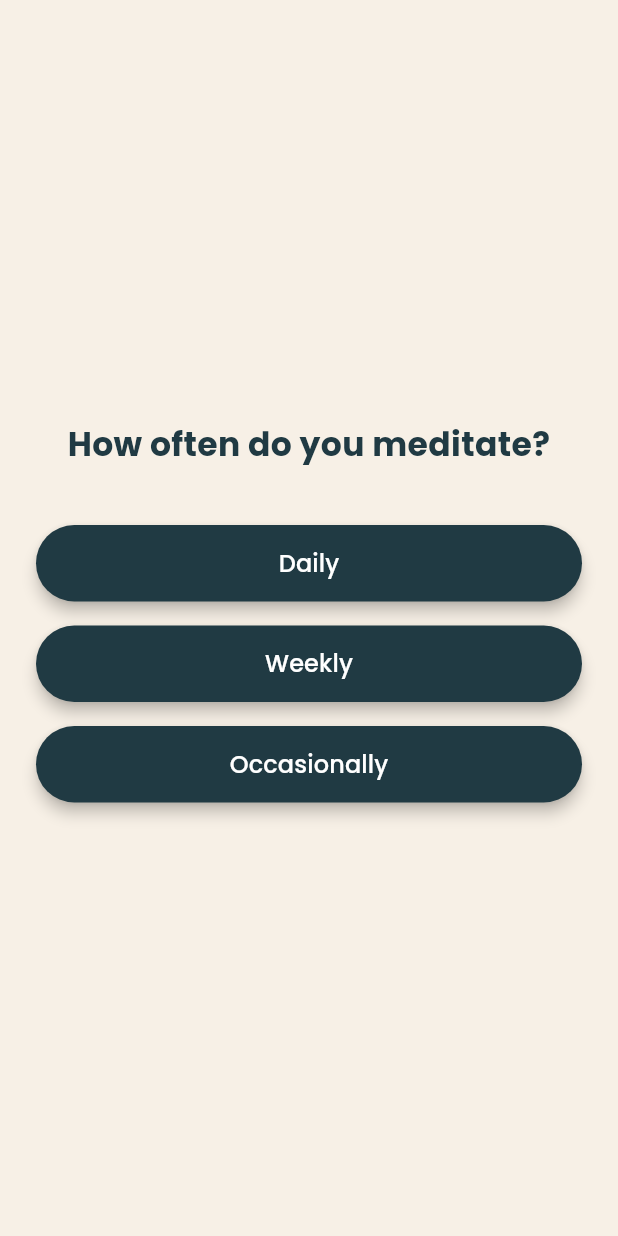
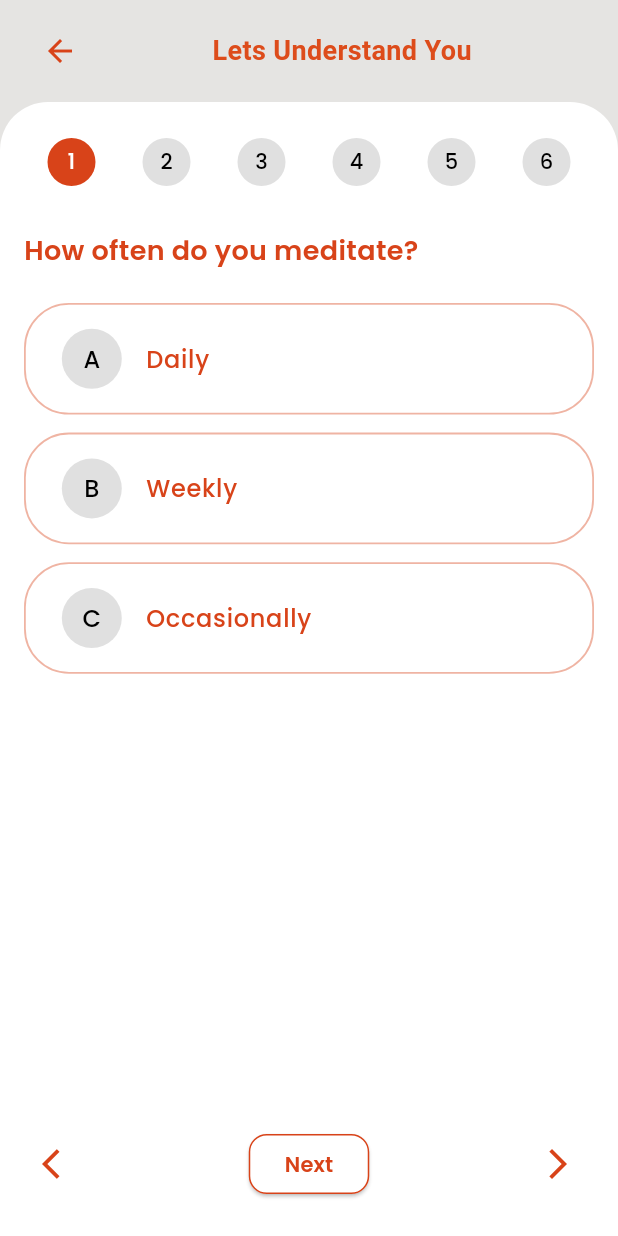
Before and after one commit to SaiSuvamPatnaik/meditation, a Flutter app: the QuizScreen screen opened directly, on a phone screen of 412 x 824 dp. Run offline on Flutter 3.47's test engine with Material 3 defaults, Android fonts, the light colour scheme and no system bars; our stand-ins replace firebase_auth, firebase_core, google_fonts, google_sign_in, just_audio, lottie and 6 more; missing offline and left inert: audio_session; accounts and stored records are empty.

Commit message:
Quiz screen UI Improved and color scheme standardised

```diff
--- a/lib/views/quiz_screen.dart
+++ b/lib/views/quiz_screen.dart
@@ -1,7 +1,6 @@
-// quiz_screen.dart
 import 'package:flutter/material.dart';
 import 'package:google_fonts/google_fonts.dart';
-import 'video_screen.dart';
+import 'home_page.dart';
 
 class QuizScreen extends StatefulWidget {
   const QuizScreen({Key? key}) : super(key: key);
@@ -14,13 +13,6 @@ class _QuizScreenState extends State<QuizScreen> {
   int _currentQuestionIndex = 0;
   Map<int, String> _answers = {};
   late final PageController _pageController;
-
-  @override
-  void initState() {
-    super.initState();
-    _pageController = PageController();
-  }
-
 
   final List<Map<String, dynamic>> _questions = [
     {
@@ -35,79 +27,197 @@ class _QuizScreenState extends State<QuizScreen> {
       'question': 'Preferred time of the day to meditate?',
       'options': ['Morning', 'Afternoon', 'Night']
     },
+    {
+      'question': 'How long is your typical meditation session?',
+      'options': ['5-10 minutes', '10-20 minutes', 'More than 20 minutes']
+    },
+    {
+      'question': 'Where do you usually meditate?',
+      'options': ['Home', 'Outdoors', 'Yoga/Meditation Center']
+    },
+    {
+      'question': 'Which type of meditation do you prefer?',
+      'options': ['Guided', 'Silent', 'Breathing-focused']
+    },
   ];
-
-  void _nextQuestion(String answer) {
-    setState(() {
-      _answers[_currentQuestionIndex] = answer;
-      if (_currentQuestionIndex < _questions.length - 1) {
-        _currentQuestionIndex++;
-        _pageController.nextPage(duration: Duration(milliseconds: 500), curve: Curves.easeInOut);
-      } else {
-        Navigator.pushReplacement(
-          context,
-          MaterialPageRoute(builder: (_) => const VideoScreen()),
-        );
-      }
-    });
-  }
 
 
   @override
-  Widget build(BuildContext context) {
-    return Scaffold(
-      backgroundColor: const Color(0xFFF7F0E6),
-      body: PageView.builder(
-        controller: _pageController,
-        physics: const NeverScrollableScrollPhysics(),
-        itemCount: _questions.length,
-        itemBuilder: (context, index) {
-          final question = _questions[index];
-          return Padding(
-            padding: const EdgeInsets.all(24.0),
-            child: Column(
-              mainAxisAlignment: MainAxisAlignment.center,
-              children: [
-                AnimatedSwitcher(
-                  duration: const Duration(milliseconds: 500),
-                  child: Text(
-                    question['question'],
-                    key: ValueKey(question['question']),
-                    textAlign: TextAlign.center,
+  void initState() {
+    super.initState();
+    _pageController = PageController(initialPage: 0);
+  }
+
+  void _submitQuiz() {
+    Navigator.pushReplacement(context, MaterialPageRoute(builder: (_) => const HomePage()));
+  }
+
+  Widget _buildOption(String label, String option, bool selected) {
+    return Container(
+      margin: const EdgeInsets.symmetric(vertical: 6),
+      decoration: BoxDecoration(
+        borderRadius: BorderRadius.circular(30),
+        color: selected ? const Color(0xFFD84319) : Colors.white,
+        border: Border.all(color: const Color(0xFFD84319).withOpacity(0.4), width: 1.2),
+      ),
+      child: ListTile(
+        contentPadding: const EdgeInsets.symmetric(horizontal: 24, vertical: 8),
+        title: Text(option,
             style: GoogleFonts.poppins(
-                      fontSize: 22,
-                      fontWeight: FontWeight.bold,
-                      color: const Color(0xFF203A43),
+                color: selected ? Colors.white : const Color(0xFFD84319),
+                fontWeight: FontWeight.w500)),
+        leading: CircleAvatar(
+          backgroundColor: selected ? Colors.white : Colors.grey.shade300,
+          child: Text(label,
+              style: GoogleFonts.poppins(
+                  color: selected ? const Color(0xFFD84319) : Colors.black)),
         ),
-                  ),
-                ),
-                const SizedBox(height: 30),
-                ...question['options'].map<Widget>((option) => _buildOption(option)).toList(),
-              ],
-            ),
-          );
+        onTap: () {
+          setState(() {
+            _answers[_currentQuestionIndex] = option;
+          });
         },
       ),
     );
   }
 
+  List<Widget> _buildQuestionNav() {
+    return List.generate(_questions.length, (index) {
+      final isActive = index == _currentQuestionIndex;
+      return CircleAvatar(
+        radius: 16,
+        backgroundColor: isActive ? const Color(0xFFD84319) : Colors.grey.shade300,
+        child: Text(
+          '${index + 1}',
+          style: GoogleFonts.poppins(
+              color: isActive ? Colors.white : Colors.black, fontSize: 14),
+        ),
+      );
+    });
+  }
 
-  Widget _buildOption(String option) {
-    return Container(
-      margin: const EdgeInsets.symmetric(vertical: 8),
-      child: ElevatedButton(
-        onPressed: () => _nextQuestion(option),
+  @override
+  Widget build(BuildContext context) {
+    final question = _questions[_currentQuestionIndex];
+    return Scaffold(
+      backgroundColor: const Color(0xFFE5E4E2),
+      body: SafeArea(
+        child: Column(
+          crossAxisAlignment: CrossAxisAlignment.start,
+          children: [
+            Padding(
+              padding: const EdgeInsets.symmetric(horizontal: 16.0, vertical: 10),
+              child: Row(
+                mainAxisAlignment: MainAxisAlignment.spaceBetween,
+                children: [
+                  const BackButton(color: Color(0xFFD84319)),
+                  Text(
+                    'Lets Understand You',
+                    style: GoogleFonts.roboto(
+                        fontSize: 18,
+                        fontWeight: FontWeight.bold,
+                        color: const Color(0xFFdd4c1b))
+                  ),
+                  Row(
+                    children: [
+                      // const Icon(Icons.timer, size: 18, color: Color(0xFFD84319)),
+                      const SizedBox(width: 4),
+                      // Text("16:35",
+                      //     style: GoogleFonts.poppins(
+                      //         fontWeight: FontWeight.w500,
+                      //         color: const Color(0xFFD84319)))
+                    ],
+                  )
+                ],
+              ),
+            ),
+            Expanded(
+              child: Container(
+                decoration: const BoxDecoration(
+                  color: Colors.white,
+                  borderRadius: BorderRadius.vertical(top: Radius.circular(32)),
+                ),
+                padding: const EdgeInsets.symmetric(horizontal: 16, vertical: 24),
+                child: Column(
+                  crossAxisAlignment: CrossAxisAlignment.start,
+                  children: [
+                    Row(
+                      mainAxisAlignment: MainAxisAlignment.spaceAround,
+                      children: _buildQuestionNav(),
+                    ),
+                    const SizedBox(height: 30),
+                    Text(
+                      question['question'],
+                      style: GoogleFonts.poppins(
+                          fontSize: 18,
+                          fontWeight: FontWeight.w600,
+                          color: const Color(0xFFD84319)),
+                    ),
+                    const SizedBox(height: 16),
+                    ...List.generate(
+                      question['options'].length,
+                          (i) => _buildOption(
+                        String.fromCharCode(65 + i),
+                        question['options'][i],
+                        _answers[_currentQuestionIndex] == question['options'][i],
+                      ),
+                    ),
+                    const Spacer(),
+                    Row(
+                      mainAxisAlignment: MainAxisAlignment.spaceBetween,
+                      children: [
+                        IconButton(
+                            onPressed: _currentQuestionIndex > 0
+                                ? () {
+                              setState(() {
+                                _currentQuestionIndex--;
+                              });
+                            }
+                                : null,
+                            icon: const Icon(Icons.arrow_back_ios, color: Color(0xFFD84319))),
+                        ElevatedButton(
+                          onPressed: () {
+                            if (_currentQuestionIndex < _questions.length - 1) {
+                              setState(() {
+                                _currentQuestionIndex++;
+                              });
+                            } else {
+                              _submitQuiz();
+                            }
+                          },
                           style: ElevatedButton.styleFrom(
-          backgroundColor: const Color(0xFF203A43),
-          shape: RoundedRectangleBorder(borderRadius: BorderRadius.circular(30)),
-          padding: const EdgeInsets.symmetric(vertical: 14, horizontal: 24),
-          elevation: 4,
+                            backgroundColor: Colors.white,
+                            shape: RoundedRectangleBorder(
+                                borderRadius: BorderRadius.circular(12),
+                                side: const BorderSide(color: Color(0xFFD84319))),
                           ),
-        child: Center(
                           child: Text(
-            option,
-            style: GoogleFonts.poppins(fontSize: 16, fontWeight: FontWeight.w500, color: Colors.white),
+                            _currentQuestionIndex == _questions.length - 1
+                                ? "Submit Quiz"
+                                : "Next",
+                            style: GoogleFonts.poppins(
+                                color: const Color(0xFFD84319),
+                                fontWeight: FontWeight.w600),
                           ),
+                        ),
+                        IconButton(
+                            onPressed: () {
+                              if (_currentQuestionIndex < _questions.length - 1) {
+                                setState(() {
+                                  _currentQuestionIndex++;
+                                });
+                              } else {
+                                _submitQuiz();
+                              }
+                            },
+                            icon: const Icon(Icons.arrow_forward_ios, color: Color(0xFFD84319)))
+                      ],
+                    ),
+                  ],
+                ),
+              ),
+            ),
+          ],
         ),
       ),
     );
```
Also changed, not shown: lib/views/home_page.dart (+16 -9 lines), lib/views/login_page.dart (+10 -6 lines), lib/views/meditation_player.dart (+4 -4 lines), lib/views/wisdom_screen.dart (+4 -4 lines). Lines whose indentation alone changed are shown as unchanged.
